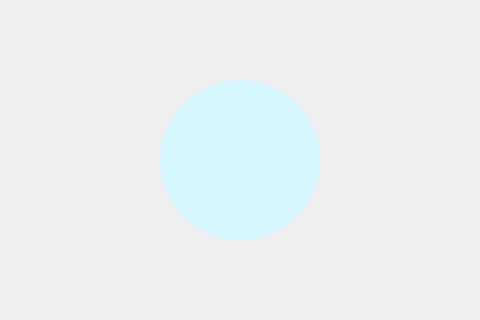
Qt form blackbody.ui (azzorini/PyQtBlackbody) before a commit; both pictures show x 279 to 759 and y 338 to 658 of the 1038 by 764 pixel window.
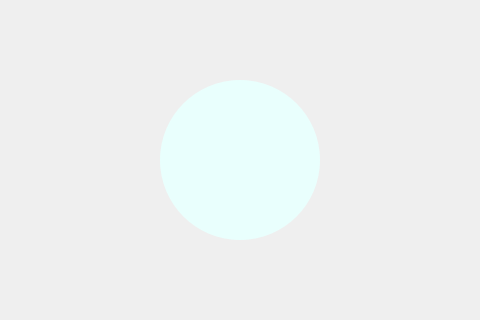
The same form after that commit.

Commit message:
Actualización color
Actualización del método por el cual se determina el color de una estrella

Patch:
```diff
--- a/blackbody.ui
+++ b/blackbody.ui
@@ -170,7 +170,7 @@
            <bool>false</bool>
           </property>
           <property name="styleSheet">
-           <string notr="true">height: 160px; width: 160 px; background-color: #d7f7ff; border-radius: 80px; </string>
+           <string notr="true">height: 160px; width: 160 px; background-color: #e9fffd; border-radius: 80px; </string>
           </property>
           <property name="text">
            <string/>
```
The commit also changes 1 other file.
